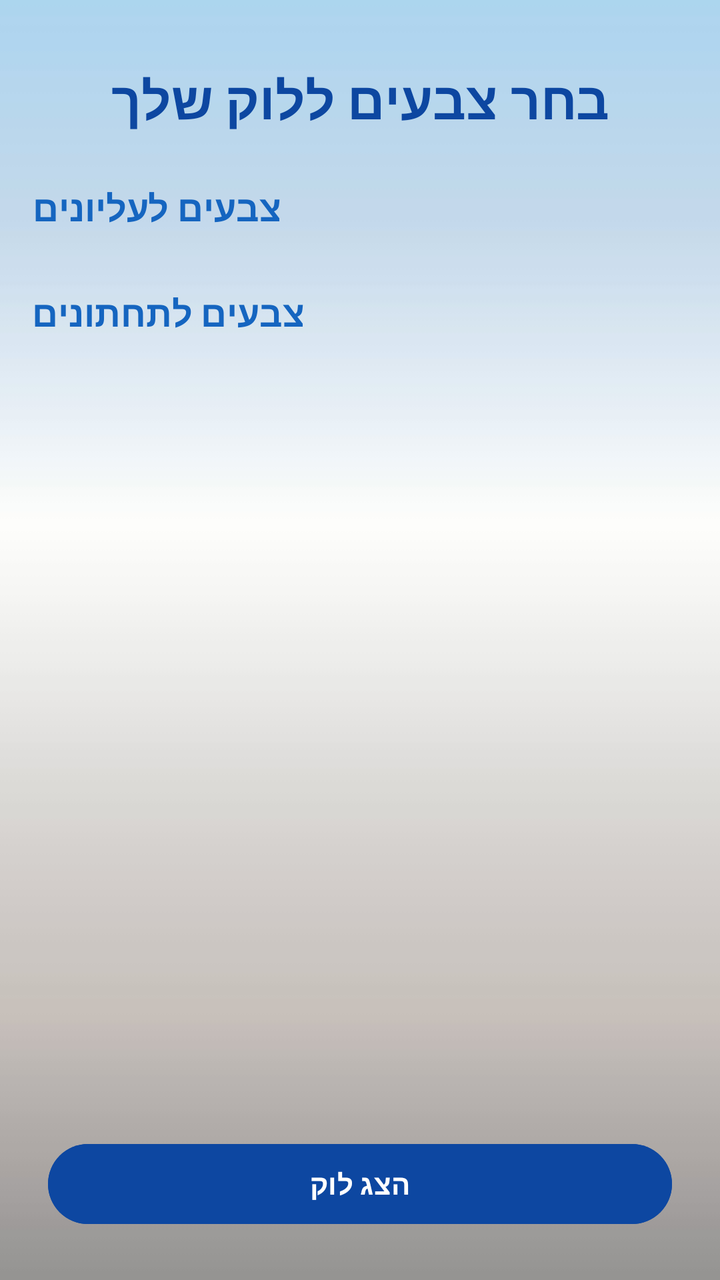
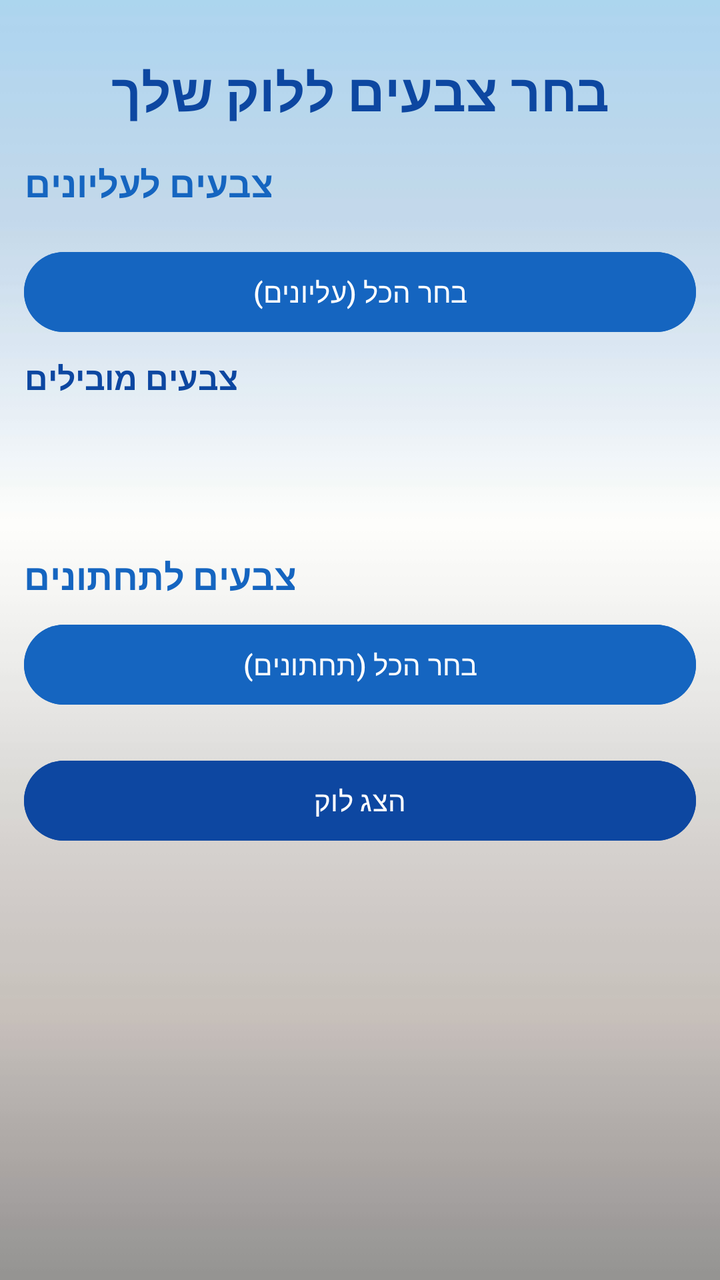

Before-and-after screenshots of an Android layout around one commit, followed by the original layout XML and the change that was made.
<!-- AndroidManifest.xml: application theme Theme.ProjectX -->
<!-- res/layout/activity_colorpage.xml -->
<?xml version="1.0" encoding="utf-8"?>
<androidx.constraintlayout.widget.ConstraintLayout
    xmlns:android="http://schemas.android.com/apk/res/android"
    xmlns:app="http://schemas.android.com/apk/res-auto"
    android:id="@+id/main"
    android:layout_width="match_parent"
    android:layout_height="match_parent">

    
    <ImageView
        android:id="@+id/backgroundImage"
        android:layout_width="0dp"
        android:layout_height="0dp"
        android:scaleType="centerCrop"
        android:src="@drawable/back9"
        app:layout_constraintTop_toTopOf="parent"
        app:layout_constraintBottom_toBottomOf="parent"
        app:layout_constraintStart_toStartOf="parent"
        app:layout_constraintEnd_toEndOf="parent"/>

    
    <TextView
        android:id="@+id/tvTitle"
        android:layout_width="0dp"
        android:layout_height="wrap_content"
        android:text="בחר צבעים ללוק שלך"
        android:textSize="26sp"
        android:textStyle="bold"
        android:textColor="#0D47A1"
        android:gravity="center"
        android:layout_marginTop="32dp"
        app:layout_constraintTop_toTopOf="parent"
        app:layout_constraintStart_toStartOf="parent"
        app:layout_constraintEnd_toEndOf="parent"/>

    
    <TextView
        android:id="@+id/tvTop"
        android:layout_width="wrap_content"
        android:layout_height="wrap_content"
        android:text="צבעים לעליונים"
        android:textStyle="bold"
        android:textSize="18sp"
        android:textColor="#1565C0"
        android:layout_marginTop="24dp"
        android:layout_marginStart="16dp"
        app:layout_constraintTop_toBottomOf="@id/tvTitle"
        app:layout_constraintStart_toStartOf="parent"/>

    
    <GridLayout
        android:id="@+id/layoutTopColors"
        android:layout_width="0dp"
        android:layout_height="wrap_content"
        android:columnCount="4"
        android:layout_margin="12dp"
        app:layout_constraintTop_toBottomOf="@id/tvTop"
        app:layout_constraintStart_toStartOf="parent"
        app:layout_constraintEnd_toEndOf="parent"/>

    
    <TextView
        android:id="@+id/tvBottom"
        android:layout_width="wrap_content"
        android:layout_height="wrap_content"
        android:text="צבעים לתחתונים"
        android:textStyle="bold"
        android:textSize="18sp"
        android:textColor="#1565C0"
        android:layout_marginTop="16dp"
        android:layout_marginStart="16dp"
        app:layout_constraintTop_toBottomOf="@id/layoutTopColors"
        app:layout_constraintStart_toStartOf="parent"/>

    
    <GridLayout
        android:id="@+id/layoutBottomColors"
        android:layout_width="0dp"
        android:layout_height="wrap_content"
        android:columnCount="4"
        android:layout_margin="12dp"
        app:layout_constraintTop_toBottomOf="@id/tvBottom"
        app:layout_constraintStart_toStartOf="parent"
        app:layout_constraintEnd_toEndOf="parent"/>

    
    <Button
        android:id="@+id/btnApply"
        android:layout_width="0dp"
        android:layout_height="wrap_content"
        android:text="הצג לוק"
        android:textStyle="bold"
        android:textColor="@android:color/white"
        android:backgroundTint="#0D47A1"
        android:layout_margin="24dp"
        app:layout_constraintBottom_toBottomOf="parent"
        app:layout_constraintStart_toStartOf="parent"
        app:layout_constraintEnd_toEndOf="parent"/>

</androidx.constraintlayout.widget.ConstraintLayout>
<!-- resources referenced by this layout -->
<resources>
  <!-- drawable back9: jpg bitmap (drawable, 6819 bytes) -->
  <style name="Theme.ProjectX" parent="Base.Theme.ProjectX" />
  <style name="Base.Theme.ProjectX" parent="Theme.Material3.DayNight.NoActionBar">
          
          
      </style>
</resources>

<!-- the commit's change to res/layout/activity_colorpage.xml (unified diff, before → after) -->
@@ -9,92 +9,117 @@
     
     <ImageView
         android:id="@+id/backgroundImage"
-        android:layout_width="0dp"
-        android:layout_height="0dp"
+        android:layout_width="match_parent"
+        android:layout_height="match_parent"
         android:scaleType="centerCrop"
-        android:src="@drawable/back9"
-        app:layout_constraintTop_toTopOf="parent"
-        app:layout_constraintBottom_toBottomOf="parent"
-        app:layout_constraintStart_toStartOf="parent"
-        app:layout_constraintEnd_toEndOf="parent"/>
+        android:src="@drawable/back9"/>
 
     
-    <TextView
-        android:id="@+id/tvTitle"
-        android:layout_width="0dp"
-        android:layout_height="wrap_content"
-        android:text="בחר צבעים ללוק שלך"
-        android:textSize="26sp"
-        android:textStyle="bold"
-        android:textColor="#0D47A1"
-        android:gravity="center"
-        android:layout_marginTop="32dp"
-        app:layout_constraintTop_toTopOf="parent"
-        app:layout_constraintStart_toStartOf="parent"
-        app:layout_constraintEnd_toEndOf="parent"/>
+    <ScrollView
+        android:layout_width="match_parent"
+        android:layout_height="match_parent"
+        android:fillViewport="true">
 
-    
-    <TextView
-        android:id="@+id/tvTop"
-        android:layout_width="wrap_content"
-        android:layout_height="wrap_content"
-        android:text="צבעים לעליונים"
-        android:textStyle="bold"
-        android:textSize="18sp"
-        android:textColor="#1565C0"
-        android:layout_marginTop="24dp"
-        android:layout_marginStart="16dp"
-        app:layout_constraintTop_toBottomOf="@id/tvTitle"
-        app:layout_constraintStart_toStartOf="parent"/>
+        <LinearLayout
+            android:layout_width="match_parent"
+            android:layout_height="wrap_content"
+            android:orientation="vertical"
+            android:padding="12dp">
 
-    
-    <GridLayout
-        android:id="@+id/layoutTopColors"
-        android:layout_width="0dp"
-        android:layout_height="wrap_content"
-        android:columnCount="4"
-        android:layout_margin="12dp"
-        app:layout_constraintTop_toBottomOf="@id/tvTop"
-        app:layout_constraintStart_toStartOf="parent"
-        app:layout_constraintEnd_toEndOf="parent"/>
+            
+            <TextView
+                android:id="@+id/tvTitle"
+                android:layout_width="match_parent"
+                android:layout_height="wrap_content"
+                android:text="בחר צבעים ללוק שלך"
+                android:textSize="26sp"
+                android:textStyle="bold"
+                android:textColor="#0D47A1"
+                android:gravity="center"
+                android:layout_marginTop="16dp"/>
 
-    
-    <TextView
-        android:id="@+id/tvBottom"
-        android:layout_width="wrap_content"
-        android:layout_height="wrap_content"
-        android:text="צבעים לתחתונים"
-        android:textStyle="bold"
-        android:textSize="18sp"
-        android:textColor="#1565C0"
-        android:layout_marginTop="16dp"
-        android:layout_marginStart="16dp"
-        app:layout_constraintTop_toBottomOf="@id/layoutTopColors"
-        app:layout_constraintStart_toStartOf="parent"/>
+            
 
-    
-    <GridLayout
-        android:id="@+id/layoutBottomColors"
-        android:layout_width="0dp"
-        android:layout_height="wrap_content"
-        android:columnCount="4"
-        android:layout_margin="12dp"
-        app:layout_constraintTop_toBottomOf="@id/tvBottom"
-        app:layout_constraintStart_toStartOf="parent"
-        app:layout_constraintEnd_toEndOf="parent"/>
+            <TextView
+                android:layout_width="wrap_content"
+                android:layout_height="wrap_content"
+                android:text="צבעים לעליונים"
+                android:textStyle="bold"
+                android:textSize="18sp"
+                android:textColor="#1565C0"
+                android:layout_marginTop="16dp"/>
 
-    
-    <Button
-        android:id="@+id/btnApply"
-        android:layout_width="0dp"
-        android:layout_height="wrap_content"
-        android:text="הצג לוק"
-        android:textStyle="bold"
-        android:textColor="@android:color/white"
-        android:backgroundTint="#0D47A1"
-        android:layout_margin="24dp"
-        app:layout_constraintBottom_toBottomOf="parent"
-        app:layout_constraintStart_toStartOf="parent"
-        app:layout_constraintEnd_toEndOf="parent"/>
+            <GridLayout
+                android:id="@+id/layoutTopColors"
+                android:layout_width="match_parent"
+                android:layout_height="wrap_content"
+                android:columnCount="4"
+                android:layout_marginTop="8dp"/>
+
+            <Button
+                android:id="@+id/btnSelectAllTopColors"
+                android:layout_width="match_parent"
+                android:layout_height="wrap_content"
+                android:text="בחר הכל (עליונים)"
+                android:textColor="@android:color/white"
+                android:backgroundTint="#1565C0"
+                android:layout_marginTop="10dp"/>
+
+            
+            <TextView
+                android:layout_width="wrap_content"
+                android:layout_height="wrap_content"
+                android:text="צבעים מובילים"
+                android:textStyle="bold"
+                android:textSize="16sp"
+                android:textColor="#0D47A1"
+                android:layout_marginTop="8dp"/>
+
+            <androidx.recyclerview.widget.RecyclerView
+                android:id="@+id/recyclerTopColors"
+                android:layout_width="match_parent"
+                android:layout_height="60dp"
+                android:nestedScrollingEnabled="false"/>
+
+            
+
+            <TextView
+                android:layout_width="wrap_content"
+                android:layout_height="wrap_content"
+                android:text="צבעים לתחתונים"
+                android:textStyle="bold"
+                android:textSize="18sp"
+                android:textColor="#1565C0"
+                android:layout_marginTop="16dp"/>
+
+            <GridLayout
+                android:id="@+id/layoutBottomColors"
+                android:layout_width="match_parent"
+                android:layout_height="wrap_content"
+                android:columnCount="4"
+                android:layout_marginTop="5dp"/>
+
+            <Button
+                android:id="@+id/btnSelectAllBColors"
+                android:layout_width="match_parent"
+                android:layout_height="wrap_content"
+                android:text="בחר הכל (תחתונים)"
+                android:textColor="@android:color/white"
+                android:backgroundTint="#1565C0"
+                android:layout_marginTop="3dp"/>
+
+            
+            <Button
+                android:id="@+id/btnApply"
+                android:layout_width="match_parent"
+                android:layout_height="wrap_content"
+                android:layout_marginTop="20dp"
+                android:layout_marginBottom="20dp"
+                android:backgroundTint="#0D47A1"
+                android:text="הצג לוק"
+                android:textColor="@android:color/white" />
+
+        </LinearLayout>
+    </ScrollView>
 
 </androidx.constraintlayout.widget.ConstraintLayout>
